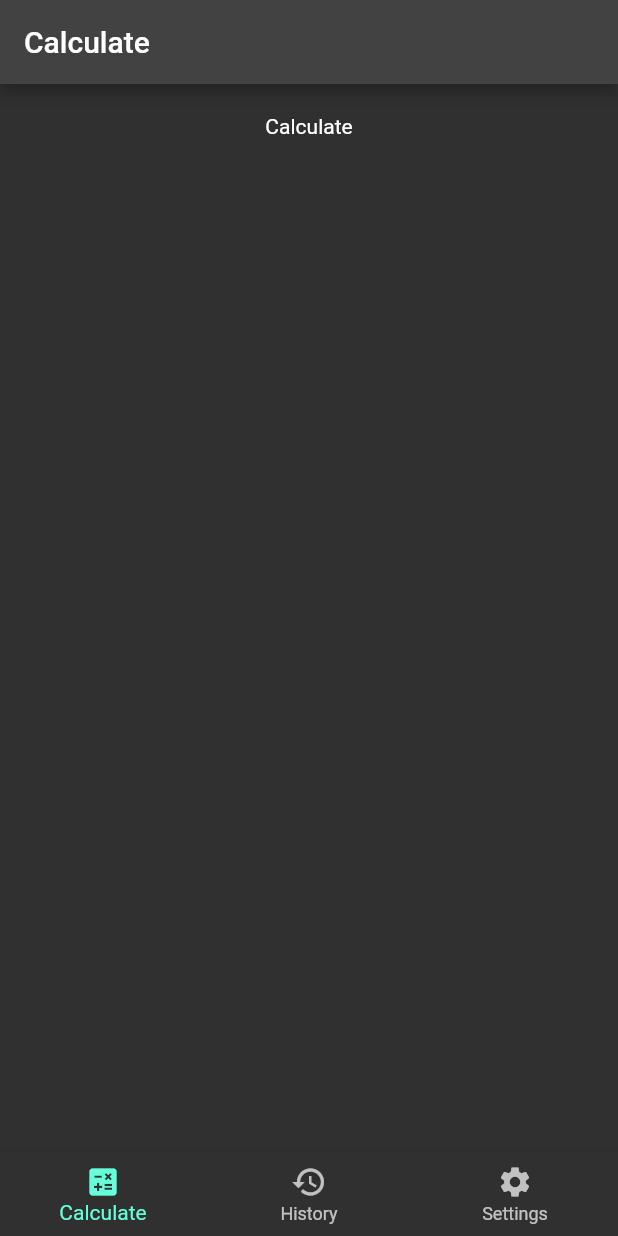
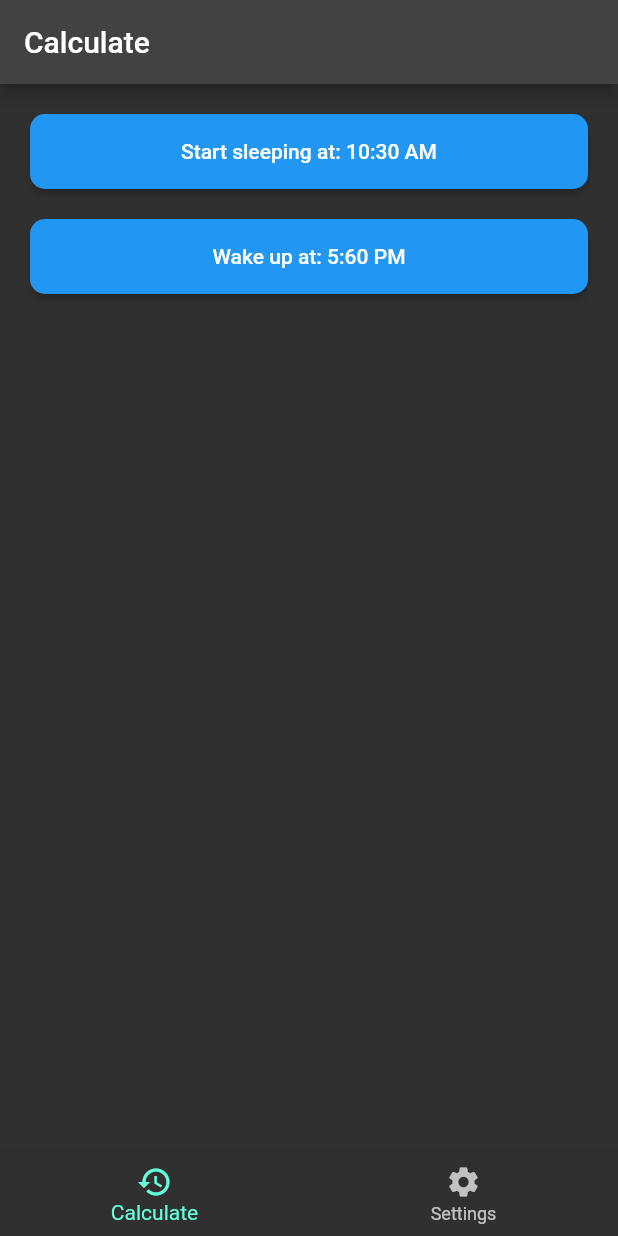
Before and after one commit to ad-oliviero/SleepScheduler, a Flutter app: the screen it shows after launch, on a phone screen of 412 x 824 dp. Run offline on Flutter 3.47's test engine with Material 2 defaults, Android fonts, the phone set to English and light mode, and no system bars.

Commit message:
Added basic interface calculator

```diff
--- a/lib/calculate.dart
+++ b/lib/calculate.dart
@@ -1,20 +1,97 @@
 import 'package:flutter/material.dart';
-import 'page.dart';
 
-class CalculatePage extends PageWidget {
+class CalculatePage extends StatefulWidget {
   const CalculatePage({
     Key? key,
-  }) : super(key: key, title: "Calculate");
+  }) : super(key: key);
+
+  @override
+  CalculatePageState createState() => CalculatePageState();
+}
+
+class CalculatePageState extends State<CalculatePage> {
+  TimeOfDay _selectedStartSleepTime = TimeOfDay.now();
+  late TimeOfDay _selectedWakeUpTime;
+  Duration _selectedSleepDurationTime = const Duration(hours: 7, minutes: 30);
+
+  TimeOfDay _addTime(TimeOfDay time, Duration duration) {
+    int newMinute = time.minute + duration.inMinutes - (duration.inHours * 60);
+    int newHour = time.hour + duration.inHours;
+    while (newMinute > 60) {
+      newMinute -= 60;
+      newHour++;
+    }
+    while (newHour > 24) {
+      newHour -= 24;
+    }
+    return TimeOfDay(hour: newHour, minute: newMinute);
+  }
+
+  TimeOfDay _subtractTime(TimeOfDay time, Duration duration) {
+    return _addTime(
+        time, Duration(hours: -duration.inHours, minutes: -duration.inMinutes));
+  }
+
+  @override
+  void initState() {
+    super.initState();
+    _selectedWakeUpTime = _addTime(TimeOfDay.now(), _selectedSleepDurationTime);
+  }
 
   @override
   Widget build(BuildContext context) {
-    return Column(
-      children: [
-        Container(
-          padding: const EdgeInsets.all(20),
-          child: Text(title),
-        ),
-      ],
+    TimeOfDay now = TimeOfDay.now();
+    return Padding(
+      padding: const EdgeInsets.all(20),
+      child: Column(
+        children: [
+          ElevatedButton(
+            style: ElevatedButton.styleFrom(
+              minimumSize: const Size(double.infinity, 50),
+              shape: RoundedRectangleBorder(
+                borderRadius: BorderRadius.circular(10),
+              ),
+            ),
+            onPressed: () {
+              showTimePicker(
+                context: context,
+                initialTime: now,
+              ).then((value) {
+                setState(() {
+                  _selectedStartSleepTime = value!;
+                  _selectedWakeUpTime = _addTime(
+                      _selectedStartSleepTime, _selectedSleepDurationTime);
+                });
+              });
+            },
+            child: Text(
+                "Start sleeping at: ${_selectedStartSleepTime.format(context)}"),
+          ),
+          const SizedBox(height: 20),
+          ElevatedButton(
+            style: ElevatedButton.styleFrom(
+              minimumSize: const Size(double.infinity, 50),
+              shape: RoundedRectangleBorder(
+                borderRadius: BorderRadius.circular(10),
+              ),
+            ),
+            onPressed: () {
+              showTimePicker(
+                context: context,
+                initialTime: _addTime(now, _selectedSleepDurationTime),
+              ).then((value) {
+                setState(() {
+                  _selectedWakeUpTime = value!;
+                  _selectedStartSleepTime =
+                      _subtractTime(now, _selectedSleepDurationTime);
+                  _selectedSleepDurationTime = const Duration(hours: 7);
+                });
+              });
+            },
+            child: Text("Wake up at: ${_selectedWakeUpTime.format(context)}"),
+          ),
+        ],
+      ),
     );
   }
 }
--- a/lib/main.dart
+++ b/lib/main.dart
@@ -1,6 +1,5 @@
 import 'package:flutter/material.dart';
 import 'package:flutter_localizations/flutter_localizations.dart';
-import 'page.dart';
 import 'calculate.dart';
 
 void main() {
@@ -17,10 +16,13 @@
   int _currentIndex = 0;
   final PageController _pageController = PageController();
 
-  final List<PageWidget> _pages = [
+  final List<Widget> _pages = [
     const CalculatePage(),
-    const PageWidget(title: 'History'),
-    const PageWidget(title: 'Settings'),
+    Container(),
+  ];
+  final List<String> _titles = [
+    "Calculate",
+    "Settings",
   ];
 
   @override
@@ -45,7 +47,7 @@
       ],
       home: Scaffold(
         appBar: AppBar(
-          title: Text(_pages[_currentIndex].title),
+          title: Text(_titles[_currentIndex]),
         ),
         body: PageView(
           controller: _pageController,
@@ -70,16 +72,12 @@
           },
           items: [
             BottomNavigationBarItem(
-              icon: const Icon(Icons.calculate),
-              label: _pages[0].title,
-            ),
-            BottomNavigationBarItem(
               icon: const Icon(Icons.history),
-              label: _pages[1].title,
+              label: _titles[0],
             ),
             BottomNavigationBarItem(
               icon: const Icon(Icons.settings),
-              label: _pages[2].title,
+              label: _titles[1],
             ),
           ],
         ),
```
Also changed, not shown: lib/page.dart (deleted, +0 -11 lines).
